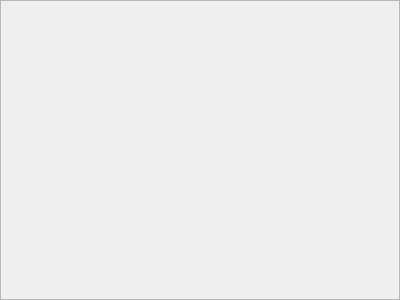
Above: modifierprofilframe.ui from rsoumail/Exam-Platform before the change. Below: the same form after it.
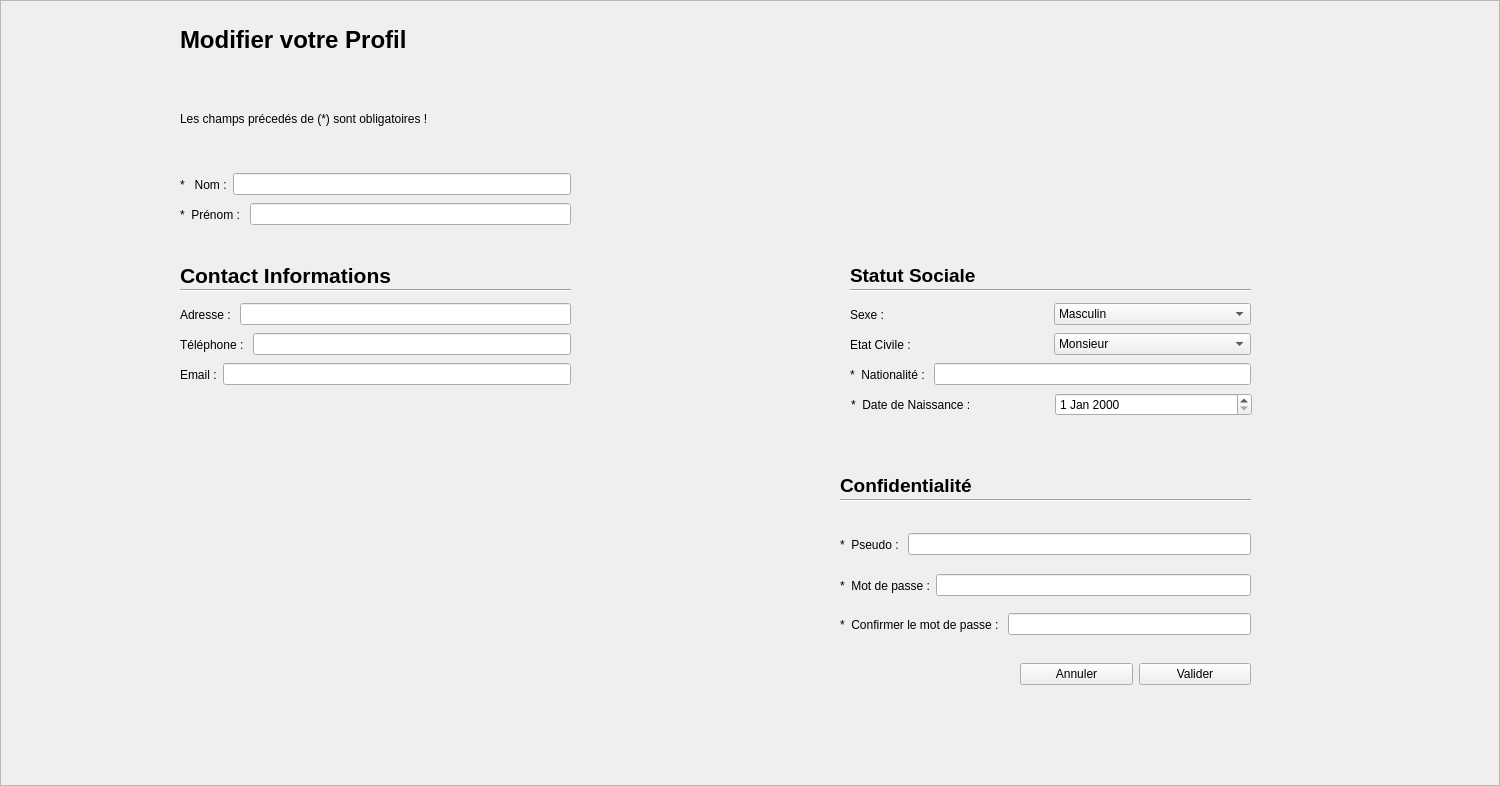
That is the form after the change.

```diff
--- a/modifierprofilframe.ui
+++ b/modifierprofilframe.ui
@@ -9,8 +9,8 @@
    <rect>
     <x>0</x>
     <y>0</y>
-    <width>400</width>
-    <height>300</height>
+    <width>1500</width>
+    <height>786</height>
    </rect>
   </property>
   <property name="frameShape">
@@ -19,5 +19,440 @@
   <property name="windowTitle">
    <string>Frame</string>
   </property>
+  <property name="frameShape">
+   <enum>QFrame::StyledPanel</enum>
+  </property>
+  <property name="frameShadow">
+   <enum>QFrame::Raised</enum>
+  </property>
+  <widget class="QWidget" name="layoutWidget">
+   <property name="geometry">
+    <rect>
+     <x>1020</x>
+     <y>660</y>
+     <width>231</width>
+     <height>29</height>
+    </rect>
+   </property>
+   <layout class="QHBoxLayout" name="horizontalLayout_15">
+    <item>
+     <widget class="QPushButton" name="btn_annuler">
+      <property name="text">
+       <string>Annuler</string>
+      </property>
+     </widget>
+    </item>
+    <item>
+     <widget class="QPushButton" name="btn_inscription">
+      <property name="text">
+       <string>Valider</string>
+      </property>
+     </widget>
+    </item>
+   </layout>
+  </widget>
+  <widget class="QLabel" name="label_21">
+   <property name="geometry">
+    <rect>
+     <x>180</x>
+     <y>110</y>
+     <width>321</width>
+     <height>17</height>
+    </rect>
+   </property>
+   <property name="text">
+    <string>Les champs précedés de (*) sont obligatoires !</string>
+   </property>
+  </widget>
+  <widget class="QWidget" name="layoutWidget_3">
+   <property name="geometry">
+    <rect>
+     <x>850</x>
+     <y>360</y>
+     <width>401</width>
+     <height>29</height>
+    </rect>
+   </property>
+   <layout class="QHBoxLayout" name="horizontalLayout_8">
+    <item>
+     <widget class="QLabel" name="label_13">
+      <property name="text">
+       <string>*  Nationalité : </string>
+      </property>
+     </widget>
+    </item>
+    <item>
+     <widget class="QLineEdit" name="champ_natonalite"/>
+    </item>
+   </layout>
+  </widget>
+  <widget class="QWidget" name="layoutWidget_4">
+   <property name="geometry">
+    <rect>
+     <x>180</x>
+     <y>330</y>
+     <width>391</width>
+     <height>29</height>
+    </rect>
+   </property>
+   <layout class="QHBoxLayout" name="horizontalLayout_4">
+    <item>
+     <widget class="QLabel" name="label_8">
+      <property name="text">
+       <string>Téléphone : </string>
+      </property>
+     </widget>
+    </item>
+    <item>
+     <widget class="QLineEdit" name="champ_telephone"/>
+    </item>
+   </layout>
+  </widget>
+  <widget class="QWidget" name="layoutWidget_8">
+   <property name="geometry">
+    <rect>
+     <x>850</x>
+     <y>300</y>
+     <width>401</width>
+     <height>29</height>
+    </rect>
+   </property>
+   <layout class="QHBoxLayout" name="horizontalLayout_6">
+    <item>
+     <widget class="QLabel" name="label_11">
+      <property name="text">
+       <string>Sexe : </string>
+      </property>
+     </widget>
+    </item>
+    <item>
+     <widget class="QComboBox" name="sexe">
+      <item>
+       <property name="text">
+        <string>Masculin</string>
+       </property>
+      </item>
+      <item>
+       <property name="text">
+        <string>Feminin</string>
+       </property>
+      </item>
+     </widget>
+    </item>
+   </layout>
+  </widget>
+  <widget class="QWidget" name="layoutWidget_2">
+   <property name="geometry">
+    <rect>
+     <x>840</x>
+     <y>570</y>
+     <width>411</width>
+     <height>31</height>
+    </rect>
+   </property>
+   <layout class="QHBoxLayout" name="horizontalLayout_10">
+    <item>
+     <widget class="QLabel" name="label_17">
+      <property name="text">
+       <string>*  Mot de passe :</string>
+      </property>
+     </widget>
+    </item>
+    <item>
+     <widget class="QLineEdit" name="champ_password">
+      <property name="echoMode">
+       <enum>QLineEdit::Password</enum>
+      </property>
+     </widget>
+    </item>
+   </layout>
+  </widget>
+  <widget class="QWidget" name="layoutWidget_13">
+   <property name="geometry">
+    <rect>
+     <x>840</x>
+     <y>530</y>
+     <width>411</width>
+     <height>29</height>
+    </rect>
+   </property>
+   <layout class="QHBoxLayout" name="horizontalLayout_14">
+    <item>
+     <widget class="QLabel" name="label_4">
+      <property name="text">
+       <string>*  Pseudo : </string>
+      </property>
+     </widget>
+    </item>
+    <item>
+     <widget class="QLineEdit" name="champ_pseudo"/>
+    </item>
+   </layout>
+  </widget>
+  <widget class="QWidget" name="layoutWidget_12">
+   <property name="geometry">
+    <rect>
+     <x>180</x>
+     <y>300</y>
+     <width>391</width>
+     <height>29</height>
+    </rect>
+   </property>
+   <layout class="QHBoxLayout" name="horizontalLayout_13">
+    <item>
+     <widget class="QLabel" name="label_7">
+      <property name="text">
+       <string>Adresse : </string>
+      </property>
+     </widget>
+    </item>
+    <item>
+     <widget class="QLineEdit" name="champ_adresse"/>
+    </item>
+   </layout>
+  </widget>
+  <widget class="Line" name="line_2">
+   <property name="geometry">
+    <rect>
+     <x>850</x>
+     <y>275</y>
+     <width>401</width>
+     <height>31</height>
+    </rect>
+   </property>
+   <property name="orientation">
+    <enum>Qt::Horizontal</enum>
+   </property>
+  </widget>
+  <widget class="Line" name="line">
+   <property name="geometry">
+    <rect>
+     <x>180</x>
+     <y>280</y>
+     <width>391</width>
+     <height>21</height>
+    </rect>
+   </property>
+   <property name="orientation">
+    <enum>Qt::Horizontal</enum>
+   </property>
+  </widget>
+  <widget class="QWidget" name="layoutWidget_6">
+   <property name="geometry">
+    <rect>
+     <x>180</x>
+     <y>360</y>
+     <width>391</width>
+     <height>29</height>
+    </rect>
+   </property>
+   <layout class="QHBoxLayout" name="horizontalLayout_5">
+    <item>
+     <widget class="QLabel" name="label_10">
+      <property name="text">
+       <string>Email :</string>
+      </property>
+     </widget>
+    </item>
+    <item>
+     <widget class="QLineEdit" name="champ_email"/>
+    </item>
+   </layout>
+  </widget>
+  <widget class="QWidget" name="layoutWidget_5">
+   <property name="geometry">
+    <rect>
+     <x>840</x>
+     <y>610</y>
+     <width>411</width>
+     <height>29</height>
+    </rect>
+   </property>
+   <layout class="QHBoxLayout" name="horizontalLayout_11">
+    <item>
+     <widget class="QLabel" name="label_18">
+      <property name="text">
+       <string>*  Confirmer le mot de passe : </string>
+      </property>
+     </widget>
+    </item>
+    <item>
+     <widget class="QLineEdit" name="champ_confirm_password">
+      <property name="echoMode">
+       <enum>QLineEdit::Password</enum>
+      </property>
+     </widget>
+    </item>
+   </layout>
+  </widget>
+  <widget class="QWidget" name="layoutWidget_10">
+   <property name="geometry">
+    <rect>
+     <x>180</x>
+     <y>170</y>
+     <width>391</width>
+     <height>29</height>
+    </rect>
+   </property>
+   <layout class="QHBoxLayout" name="horizontalLayout_3">
+    <item>
+     <widget class="QLabel" name="label">
+      <property name="text">
+       <string>*   Nom :</string>
+      </property>
+     </widget>
+    </item>
+    <item>
+     <widget class="QLineEdit" name="champ_nom"/>
+    </item>
+   </layout>
+  </widget>
+  <widget class="QLabel" name="label_15">
+   <property name="geometry">
+    <rect>
+     <x>840</x>
+     <y>470</y>
+     <width>161</width>
+     <height>31</height>
+    </rect>
+   </property>
+   <property name="text">
+    <string>&lt;html&gt;&lt;head/&gt;&lt;body&gt;&lt;p&gt;&lt;span style=&quot; font-size:14pt; font-weight:600;&quot;&gt;Confidentialité &lt;/span&gt;&lt;/p&gt;&lt;/body&gt;&lt;/html&gt;</string>
+   </property>
+  </widget>
+  <widget class="QLabel" name="label_9">
+   <property name="geometry">
+    <rect>
+     <x>850</x>
+     <y>260</y>
+     <width>151</width>
+     <height>31</height>
+    </rect>
+   </property>
+   <property name="text">
+    <string>&lt;html&gt;&lt;head/&gt;&lt;body&gt;&lt;p&gt;&lt;span style=&quot; font-size:14pt; font-weight:600;&quot;&gt;Statut Sociale&lt;/span&gt;&lt;/p&gt;&lt;/body&gt;&lt;/html&gt;</string>
+   </property>
+  </widget>
+  <widget class="QWidget" name="layoutWidget_7">
+   <property name="geometry">
+    <rect>
+     <x>851</x>
+     <y>390</y>
+     <width>401</width>
+     <height>29</height>
+    </rect>
+   </property>
+   <layout class="QHBoxLayout" name="horizontalLayout_9">
+    <item>
+     <widget class="QLabel" name="label_14">
+      <property name="text">
+       <string>*  Date de Naissance : </string>
+      </property>
+     </widget>
+    </item>
+    <item>
+     <widget class="QDateEdit" name="date_naissance"/>
+    </item>
+   </layout>
+  </widget>
+  <widget class="QLabel" name="label_3">
+   <property name="geometry">
+    <rect>
+     <x>180</x>
+     <y>20</y>
+     <width>281</width>
+     <height>41</height>
+    </rect>
+   </property>
+   <property name="text">
+    <string>&lt;html&gt;&lt;head/&gt;&lt;body&gt;&lt;p&gt;&lt;span style=&quot; font-size:18pt; font-weight:600;&quot;&gt;Modifier votre Profil&lt;/span&gt;&lt;/p&gt;&lt;/body&gt;&lt;/html&gt;</string>
+   </property>
+  </widget>
+  <widget class="QWidget" name="layoutWidget_9">
+   <property name="geometry">
+    <rect>
+     <x>180</x>
+     <y>200</y>
+     <width>391</width>
+     <height>29</height>
+    </rect>
+   </property>
+   <layout class="QHBoxLayout" name="horizontalLayout_2">
+    <item>
+     <widget class="QLabel" name="label_5">
+      <property name="text">
+       <string>*  Prénom : </string>
+      </property>
+     </widget>
+    </item>
+    <item>
+     <widget class="QLineEdit" name="champ_prenom"/>
+    </item>
+   </layout>
+  </widget>
+  <widget class="QLabel" name="label_6">
+   <property name="geometry">
+    <rect>
+     <x>180</x>
+     <y>260</y>
+     <width>231</width>
+     <height>31</height>
+    </rect>
+   </property>
+   <property name="text">
+    <string>&lt;html&gt;&lt;head/&gt;&lt;body&gt;&lt;p&gt;&lt;span style=&quot; font-size:16pt; font-weight:600;&quot;&gt;Contact Informations&lt;/span&gt;&lt;/p&gt;&lt;/body&gt;&lt;/html&gt;</string>
+   </property>
+  </widget>
+  <widget class="QWidget" name="layoutWidget_14">
+   <property name="geometry">
+    <rect>
+     <x>850</x>
+     <y>330</y>
+     <width>401</width>
+     <height>29</height>
+    </rect>
+   </property>
+   <layout class="QHBoxLayout" name="horizontalLayout_7">
+    <item>
+     <widget class="QLabel" name="label_12">
+      <property name="text">
+       <string>Etat Civile :</string>
+      </property>
+     </widget>
+    </item>
+    <item>
+     <widget class="QComboBox" name="etat_civile">
+      <item>
+       <property name="text">
+        <string>Monsieur</string>
+       </property>
+      </item>
+      <item>
+       <property name="text">
+        <string>Madame</string>
+       </property>
+      </item>
+      <item>
+       <property name="text">
+        <string>Mademoiselle</string>
+       </property>
+      </item>
+     </widget>
+    </item>
+   </layout>
+  </widget>
+  <widget class="Line" name="line_4">
+   <property name="geometry">
+    <rect>
+     <x>840</x>
+     <y>490</y>
+     <width>411</width>
+     <height>21</height>
+    </rect>
+   </property>
+   <property name="orientation">
+    <enum>Qt::Horizontal</enum>
+   </property>
+  </widget>
  </widget>
 </ui>
```
Left out of the diff: 12 changed lines with no effect on the pictures.
